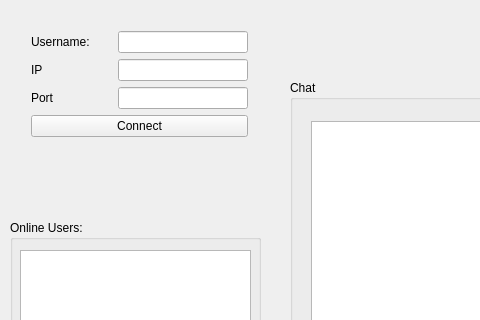
Qt form ClientSource/client.ui (alvinman/linuxChatProgram) before a commit; both pictures show x 0 to 480 and y 0 to 320 of the 699 by 620 pixel window.
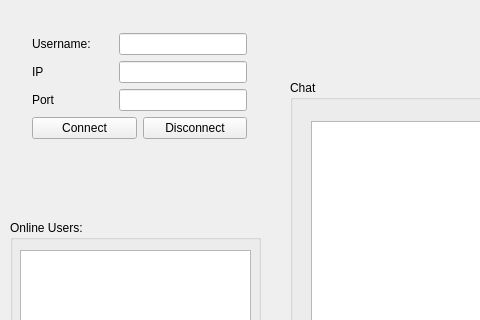
The same form after that commit.

What changed in the file:
```diff
--- a/ClientSource/client.ui
+++ b/ClientSource/client.ui
@@ -142,17 +142,15 @@
     </item>
    </layout>
   </widget>
-  <widget class="QWidget" name="layoutWidget">
+  <widget class="QWidget" name="">
    <property name="geometry">
     <rect>
-     <x>20</x>
-     <y>20</y>
-     <width>239</width>
+     <x>21</x>
+     <y>22</y>
+     <width>237</width>
      <height>190</height>
     </rect>
    </property>
-   <layout class="QVBoxLayout" name="verticalLayout_4">
-    <item>
      <layout class="QVBoxLayout" name="verticalLayout">
       <item>
        <layout class="QHBoxLayout" name="horizontalLayout">
@@ -229,6 +227,8 @@
        </layout>
       </item>
       <item>
+     <layout class="QHBoxLayout" name="horizontalLayout_5">
+      <item>
        <widget class="QPushButton" name="bConnect">
         <property name="text">
          <string>Connect</string>
@@ -236,13 +236,20 @@
        </widget>
       </item>
       <item>
+       <widget class="QPushButton" name="bDisconnect">
+        <property name="text">
+         <string>Disconnect</string>
+        </property>
+       </widget>
+      </item>
+     </layout>
+    </item>
+    <item>
        <widget class="QLabel" name="statusMessage">
         <property name="text">
          <string/>
         </property>
        </widget>
-      </item>
-     </layout>
     </item>
     <item>
      <widget class="QLabel" name="tvStatus">
```
Lines whose indentation alone changed are shown as unchanged.
